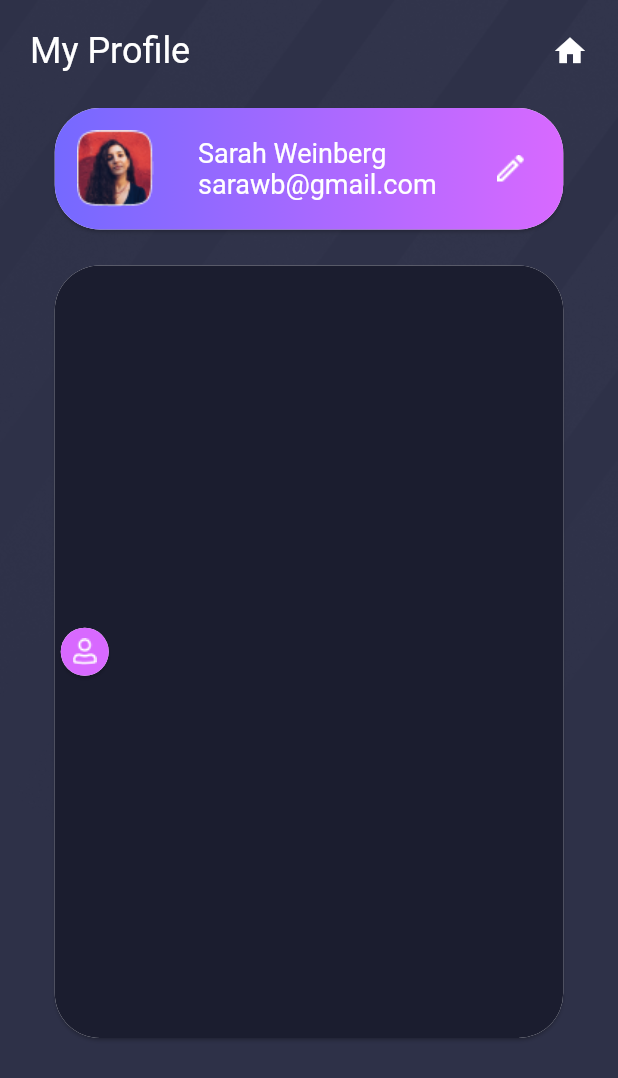
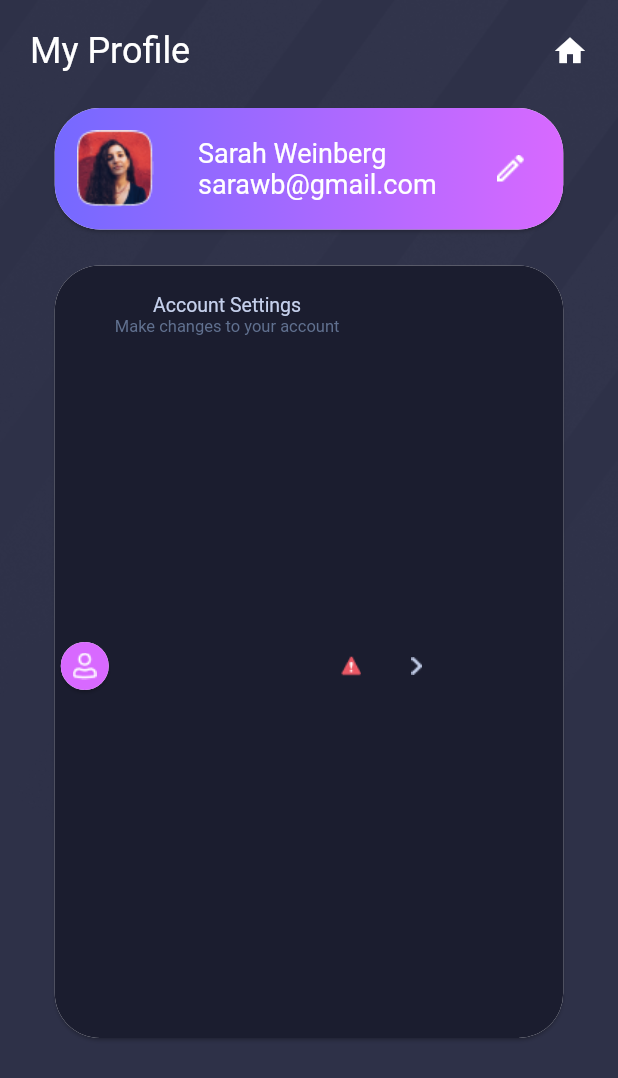
Before and after one commit to Giselz/interwise, a Flutter app: the screen it shows after launch, on a phone screen of 412 x 824 dp. Shown: the top 1078 px of the screen. Run offline on Flutter 3.47's test engine with Material 2 defaults, Android fonts, the phone set to English and light mode, and no system bars.

Commit message:
Atualizaçoes no card da page My Profile

```diff
--- a/lib/pages/my_profile.dart
+++ b/lib/pages/my_profile.dart
@@ -91,17 +91,11 @@ class _MyProfileState extends State<MyProfile> {
                         child: Container(
                                   decoration: BoxDecoration(
                                     shape: BoxShape.rectangle,
-                                  gradient: const LinearGradient(
-                                    begin: Alignment.centerLeft,
-                                    end: Alignment.centerRight,
-                                    stops: [0.0, 1.0],
-                                    colors: [
-                                      (Color(0xFF1B1D2F)),
-                                      Color(0xFF1B1D2F)
-                                    ],
-                                  ),
+                                    color: const Color(0xFF1B1D2F),
                                   borderRadius: BorderRadius.circular(30.0)
                                   ),
+                                  child: Padding(
+                                    padding: const EdgeInsets.only(top: 19.0),
                                     child: Row(
                                       children: [
                                           SizedBox(
@@ -114,15 +108,7 @@ class _MyProfileState extends State<MyProfile> {
                                             child: Container(
                                     decoration: BoxDecoration(
                                       shape: BoxShape.rectangle,
-                                  gradient: const LinearGradient(
-                                    begin: Alignment.centerLeft,
-                                    end: Alignment.centerRight,
-                                    stops: [0.0, 1.0],
-                                    colors: [
-                                        (Color(0xFFD869FF)),
-                                        Color(0xFFD869FF)
-                                    ],
-                                  ),
+                                      color: const Color(0xFFD869FF),
                                     borderRadius: BorderRadius.circular(150.0)
                                             ),
                                             child: const Image(
@@ -133,8 +119,28 @@ class _MyProfileState extends State<MyProfile> {
                                             ),
                                           ),
                                         ),
-
+                                        Column(
+                                          children: const [
+                                            Text('Account Settings', style:
+                                              TextStyle(color: Color(0xFFC5D0EC), fontSize: 13.0)),
+                                            Text('Make changes to your account', style:
+                                              TextStyle(color: Color(0xFF60708F), fontSize: 11.0)),
+                                          ],
+                                        ), const
+                                        Image(
+                                            image: AssetImage('assets/alert.png'),
+                                            width: 15.0,
+                                            height: 14.0,
+                                        ), const Padding(
+                                          padding: EdgeInsets.only(left: 33.0),
+                                          child: Image(
+                                              image: AssetImage('assets/right_arrow.png'),
+                                              width: 7.0,
+                                              height: 12.0,
+                                            ),
+                                        ),
                                         ]
+                                        ),
                                   ),
                                       ),
                                   ),
```
Also changed, not shown: assets/alert.png (added), assets/right_arrow.png (added). Lines whose indentation alone changed are shown as unchanged.
